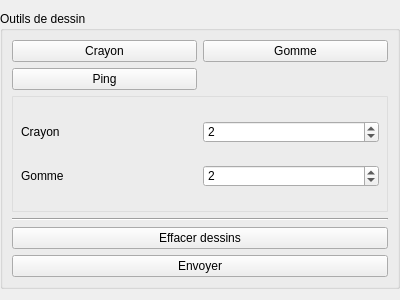
Old version of the form src/Canvas/SideMenuWidgets/DrawingMenu.ui in the repository Nepta/nixjdr.
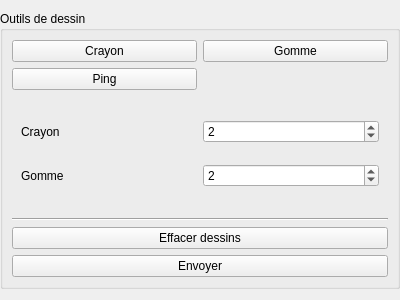
New version of the form.

Diff of the .ui file:
```diff
--- a/src/Canvas/SideMenuWidgets/DrawingMenu.ui
+++ b/src/Canvas/SideMenuWidgets/DrawingMenu.ui
@@ -76,12 +76,6 @@
             <height>60</height>
            </size>
           </property>
-          <property name="styleSheet">
-           <string notr="true">QWidget#sizeWidget {
-	border: 1px solid rgb(221, 221, 221);
-	border-radius: 1px;
-}</string>
-          </property>
           <layout class="QVBoxLayout" name="verticalLayout_5">
            <item>
             <layout class="QHBoxLayout" name="horizontalLayout">
```
